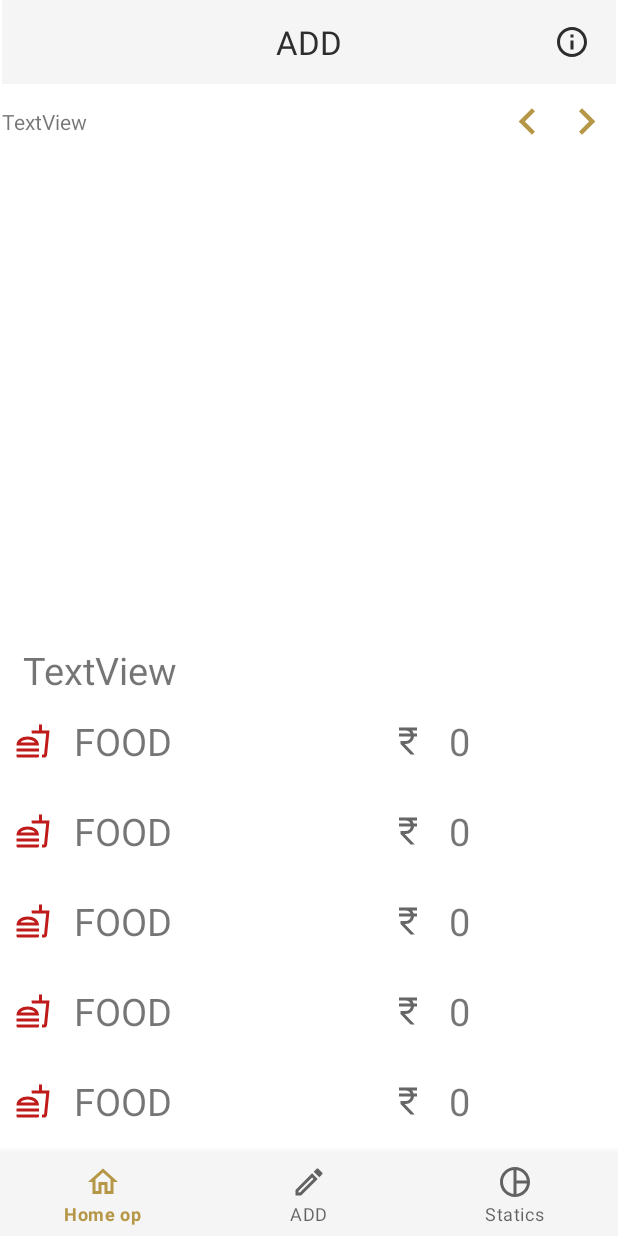
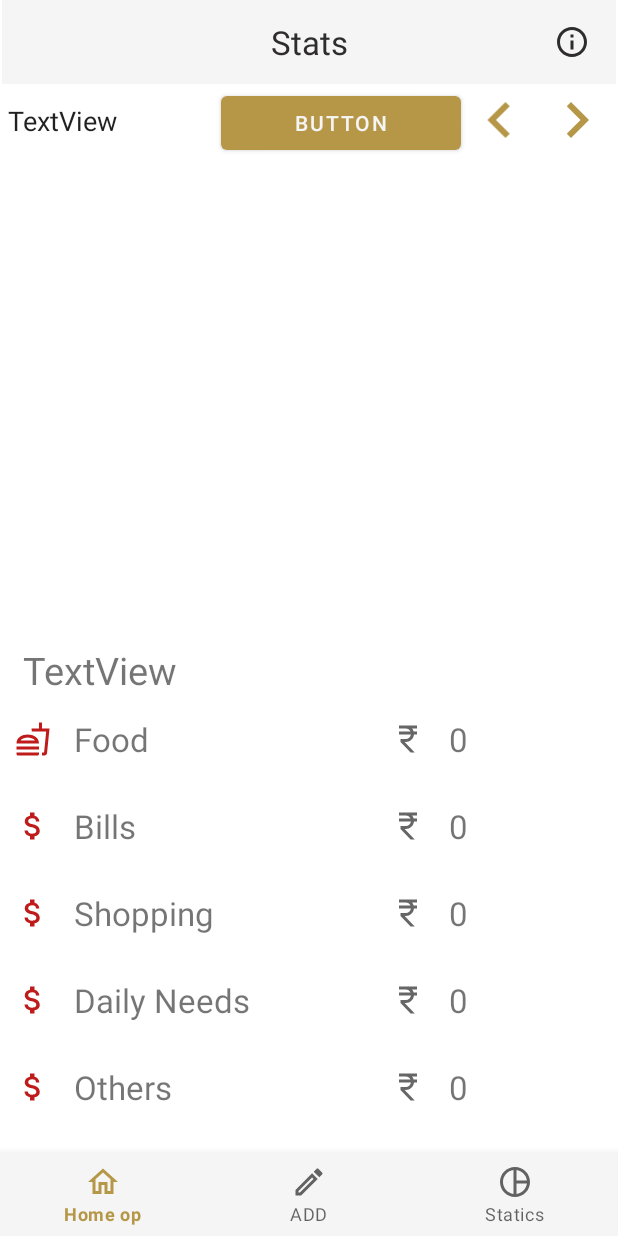
Before and after one commit to abhay-lodhi/Finanance, an Android app: the NotificationsFragment screen opened through its navigation route, after a tap on an icon or button, on a phone screen of 412 x 824 dp. Run offline under Robolectric (Android 15) with nearby library versions, the phone set to English and light mode, and no system bars; our stand-ins replace navigation-ui.

Commit message:
stats fragment_8/4/22

```diff
--- a/app/src/main/java/com/example/finanance/DB/DBHandler.kt
+++ b/app/src/main/java/com/example/finanance/DB/DBHandler.kt
@@ -104,7 +104,7 @@ class DBHandler(context: Context) :
      return success
     }
 
-fun getMonthData(dat: LocalDate): typeModelClass {
+fun getMonthData(dat: String): typeModelClass {
 val db= this.readableDatabase
     val stats: typeModelClass
     var cs: Cursor? = null
--- a/app/src/main/java/com/example/finanance/ui/notifications/NotificationsFragment.kt
+++ b/app/src/main/java/com/example/finanance/ui/notifications/NotificationsFragment.kt
@@ -1,36 +1,25 @@
 package com.example.finanance.ui.notifications
 
-import android.os.Build
+
 import android.os.Bundle
 import android.view.LayoutInflater
 import android.view.View
 import android.view.ViewGroup
-import android.widget.ImageView
-import android.widget.TextView
-import android.widget.Toast
-import androidx.annotation.RequiresApi
+import android.widget.*
 import androidx.fragment.app.Fragment
 import androidx.lifecycle.ViewModelProvider
 import com.example.finanance.DB.DBHandler
 import com.example.finanance.R
 import com.example.finanance.databinding.FragmentNotificationsBinding
-import java.time.LocalDate
-import java.time.format.DateTimeFormatter
+
 
 class NotificationsFragment : Fragment() {
 
     private var _binding: FragmentNotificationsBinding? = null
-//
 
-
-    @RequiresApi(Build.VERSION_CODES.O)
-    val current: LocalDate = LocalDate.now()
-
-    @RequiresApi(Build.VERSION_CODES.O)
-    val formatter: DateTimeFormatter = DateTimeFormatter.ofPattern("yyyy-MM-dd")
-    @RequiresApi(Build.VERSION_CODES.O)
-    var currentdate = LocalDate.parse(current.format(formatter).toString().dropLast(2)+"05", DateTimeFormatter.ISO_DATE)
-
+    val currdate = "2022-04-01"
+    var yearglob = Integer.parseInt(currdate[0].toString()+ currdate[1].toString()+currdate[2].toString()+currdate[3].toString())
+    var monthglob =Integer.parseInt(currdate[5].toString()+ currdate[6].toString())
 
     // This property is only valid between onCreateView and
     // onDestroyView.
@@ -52,31 +41,59 @@ class NotificationsFragment : Fragment() {
 
     }
 
-    @RequiresApi(Build.VERSION_CODES.O)
+    //@RequiresApi(Build.VERSION_CODES.O)
     override fun onViewCreated(view: View, savedInstanceState: Bundle?) {
         super.onViewCreated(view, savedInstanceState)
+
         val food= getView()?.findViewById<TextView>(R.id.foodtxtamt)
         val bills=getView()?.findViewById<TextView>(R.id.billstxtamt)
         val shopp=getView()?.findViewById<TextView>(R.id.shoppingtxtamt)
         val daily=getView()?.findViewById<TextView>(R.id.dailytxtamt)
         val others=getView()?.findViewById<TextView>(R.id.otherstxtamt)
-
+        val datelocal:String
+        if(monthglob<10){
+            datelocal= yearglob.toString()+"-0"+monthglob.toString()+"-01"
+        }else{
+            datelocal = yearglob.toString()+"-"+monthglob.toString()+"-01"
+        }
         val databaseHandler: DBHandler = DBHandler(requireActivity().baseContext)
-        val stats = databaseHandler.getMonthData(currentdate)
+        val stats = databaseHandler.getMonthData(datelocal)
 
 
 
+        if(stats.FOOD==null){
+            food?.text ="0"
+        }else
             food?.text = stats.FOOD.toString()
+
+        if(stats.BILLS==null){
+            bills?.text = "0"
+        }else
             bills?.text = stats.BILLS.toString()
+
+        if(stats.SHOPPING==null){
+            shopp?.text ="0"
+        }else
             shopp?.text = stats.SHOPPING.toString()
+
+        if(stats.Daily==null){
+            daily?.text ="0"
+        }else
             daily?.text = stats.Daily.toString()
+
+        if(stats.OTHERS==null){
+            others?.text = "0"
+        }else
             others?.text = stats.OTHERS.toString()
 
-
-
+        val searchmonth = getView()?.findViewById<EditText>(R.id.search)
+        val enter= getView()?.findViewById<Button>(R.id.enter)
         val left = getView()?.findViewById<ImageView>(R.id.left_icon)
         val right = getView()?.findViewById<ImageView>(R.id.right_icon)
 
+        enter?.setOnClickListener{ view ->
+            search()
+        }
         left?.setOnClickListener{ view ->
            before()
         }
@@ -84,7 +101,67 @@ class NotificationsFragment : Fragment() {
             next()
         }
     }
-    @RequiresApi(Build.VERSION_CODES.O)
+
+    fun search(){
+       val searchmonth= getView()?.findViewById<EditText>(R.id.search)
+        val food= getView()?.findViewById<TextView>(R.id.foodtxtamt)
+        val bills=getView()?.findViewById<TextView>(R.id.billstxtamt)
+        val shopp=getView()?.findViewById<TextView>(R.id.shoppingtxtamt)
+        val daily=getView()?.findViewById<TextView>(R.id.dailytxtamt)
+        val others=getView()?.findViewById<TextView>(R.id.otherstxtamt)
+
+        val months= mapOf("Jan" to "01","Feb" to "02","Mar" to "03","Apr" to "04","May" to "05","Jun" to "06","Jul" to "07","Aug" to "08","Sep" to "09","Oct" to "10","Nov" to "11","Dec" to "12")
+        val monthyear: CharArray = searchmonth?.text.toString().trim().toCharArray()
+        val size:Int= monthyear.size
+        val mon = monthyear[0].toString()+ monthyear[1].toString() +monthyear[2].toString()
+        val year = monthyear[size-4].toString()+ monthyear[size-3].toString()+monthyear[size-2].toString()+monthyear[size-1].toString()
+        val month = months[mon]
+        yearglob=Integer.parseInt(year)
+        monthglob= Integer.parseInt(month)
+
+        val databaseHandler: DBHandler = DBHandler(requireActivity().baseContext)
+        val stats = databaseHandler.getMonthData(year+"-"+month+"-01")
+
+        if(stats.FOOD==0&&stats.SHOPPING==0&&stats.BILLS==0&&stats.Daily==0&&stats.OTHERS==0){
+            Toast.makeText(
+                getActivity()?.getApplicationContext(),
+                "No Data To show",
+                Toast.LENGTH_LONG
+            ).show()
+        }else {
+            if(stats.FOOD==null){
+                food?.text ="0"
+            }else
+                food?.text = stats.FOOD.toString()
+
+            if(stats.BILLS==null){
+                bills?.text = "0"
+            }else
+                bills?.text = stats.BILLS.toString()
+
+            if(stats.SHOPPING==null){
+                shopp?.text ="0"
+            }else
+                shopp?.text = stats.SHOPPING.toString()
+
+            if(stats.Daily==null){
+                daily?.text ="0"
+            }else
+                daily?.text = stats.Daily.toString()
+
+            if(stats.OTHERS==null){
+                others?.text = "0"
+            }else
+                others?.text = stats.OTHERS.toString()
+
+        }
+
+
+    }
+
+
+
+    //@RequiresApi(Build.VERSION_CODES.O)
     fun before(){
         val food= getView()?.findViewById<TextView>(R.id.foodtxtamt)
         val bills=getView()?.findViewById<TextView>(R.id.billstxtamt)
@@ -92,10 +169,22 @@ class NotificationsFragment : Fragment() {
         val daily=getView()?.findViewById<TextView>(R.id.dailytxtamt)
         val others=getView()?.findViewById<TextView>(R.id.otherstxtamt)
 
-       currentdate=currentdate.minusDays(30)
+        val datelocal:String
+        if(monthglob==1){
+            --yearglob
+            monthglob=12
+        }else{
+            --monthglob
+        }
+        if(monthglob<10){
+            datelocal= yearglob.toString()+"-0"+monthglob.toString()+"-01"
+        }else{
+            datelocal = yearglob.toString()+"-"+monthglob.toString()+"-01"
+        }
+      // currentdate=currentdate.minusDays(30)
 
         val databaseHandler: DBHandler = DBHandler(requireActivity().baseContext)
-        val stats = databaseHandler.getMonthData(currentdate)
+        val stats = databaseHandler.getMonthData(datelocal)
 
         if(stats.FOOD==0&&stats.SHOPPING==0&&stats.BILLS==0&&stats.Daily==0&&stats.OTHERS==0){
             Toast.makeText(
@@ -103,12 +192,37 @@ class NotificationsFragment : Fragment() {
                 "No Data To show",
                 Toast.LENGTH_LONG
             ).show()
-            currentdate=currentdate.plusDays(30)
+            if(monthglob==12){
+                ++yearglob
+                monthglob=1
+            }else{
+                ++monthglob
+            }
+            //currentdate=currentdate.plusDays(30)
         }else {
+            if(stats.FOOD==null){
+                food?.text ="0"
+            }else
                 food?.text = stats.FOOD.toString()
+
+            if(stats.BILLS==null){
+                bills?.text = "0"
+            }else
                 bills?.text = stats.BILLS.toString()
+
+            if(stats.SHOPPING==null){
+                shopp?.text ="0"
+            }else
                 shopp?.text = stats.SHOPPING.toString()
+
+            if(stats.Daily==null){
+                daily?.text ="0"
+            }else
                 daily?.text = stats.Daily.toString()
+
+            if(stats.OTHERS==null){
+                others?.text = "0"
+            }else
                 others?.text = stats.OTHERS.toString()
 
         }
@@ -118,18 +232,30 @@ class NotificationsFragment : Fragment() {
 //
 //    }
 
-    @RequiresApi(Build.VERSION_CODES.O)
+    //@RequiresApi(Build.VERSION_CODES.O)
     fun next(){
         val food= getView()?.findViewById<TextView>(R.id.foodtxtamt)
         val bills=getView()?.findViewById<TextView>(R.id.billstxtamt)
         val shopp=getView()?.findViewById<TextView>(R.id.shoppingtxtamt)
         val daily=getView()?.findViewById<TextView>(R.id.dailytxtamt)
         val others=getView()?.findViewById<TextView>(R.id.otherstxtamt)
+        val datelocal:String
+        if(monthglob==12){
+            ++yearglob
+            monthglob=1
+        }else{
+            ++monthglob
+        }
+        if(monthglob<10){
+        datelocal= yearglob.toString()+"-0"+monthglob.toString()+"-01"
+        }else{
+            datelocal = yearglob.toString()+"-"+monthglob.toString()+"-01"
+        }
 
-        currentdate=currentdate.plusDays(30)
+       // currentdate=currentdate.plusDays(30)
 
         val databaseHandler: DBHandler = DBHandler(requireActivity().baseContext)
-        val stats = databaseHandler.getMonthData(currentdate)
+        val stats = databaseHandler.getMonthData(datelocal)
 
         if(stats.FOOD==0&&stats.SHOPPING==0&&stats.BILLS==0&&stats.Daily==0&&stats.OTHERS==0){
             Toast.makeText(
@@ -137,12 +263,36 @@ class NotificationsFragment : Fragment() {
                 "No Data To show",
                 Toast.LENGTH_LONG
             ).show()
-            currentdate=currentdate.minusDays(30)
+            if(monthglob==1){
+                --yearglob
+                monthglob=12
+            }else{
+                --monthglob
+            }
         }else {
+            if(stats.FOOD==null){
+                food?.text ="0"
+            }else
             food?.text = stats.FOOD.toString()
+
+            if(stats.BILLS==null){
+                bills?.text = "0"
+            }else
             bills?.text = stats.BILLS.toString()
+
+            if(stats.SHOPPING==null){
+                shopp?.text ="0"
+            }else
             shopp?.text = stats.SHOPPING.toString()
+
+            if(stats.Daily==null){
+                daily?.text ="0"
+            }else
             daily?.text = stats.Daily.toString()
+
+            if(stats.OTHERS==null){
+                others?.text = "0"
+            }else
             others?.text = stats.OTHERS.toString()
 
         }
--- a/app/src/main/res/layout/dropdown_category.xml
+++ b/app/src/main/res/layout/dropdown_category.xml
@@ -4,5 +4,6 @@
     android:layout_width="match_parent"
     android:layout_height="wrap_content"
     android:padding="14dp"
+    android:drawableStart="@drawable/ic_outline_fastfood_24"
     android:textAppearance="?attr/textAppearanceSubtitle1"
     />
--- a/app/src/main/res/layout/fragment_notifications.xml
+++ b/app/src/main/res/layout/fragment_notifications.xml
@@ -10,56 +10,56 @@
     <TextView
         android:id="@+id/foodtext"
         android:layout_width="260dp"
-        android:layout_height="60dp"
+        android:layout_height="58dp"
         android:layout_weight="1"
-        android:drawableStart="@drawable/ic_outline_fastfood_24"
         android:drawablePadding="15dp"
         android:gravity="center_vertical"
-        android:paddingLeft="10dp"
-        android:text="FOOD          "
-        android:textSize="25dp"
+        android:paddingStart="10dp"
+        android:text="Food"
+        android:textSize="22sp"
+        app:drawableStartCompat ="@drawable/ic_outline_fastfood_24"
         app:layout_constraintBottom_toTopOf="@+id/billstext"
         app:layout_constraintStart_toStartOf="parent" />
 
     <TextView
         android:id="@+id/billstext"
         android:layout_width="260dp"
-        android:layout_height="60dp"
+        android:layout_height="58dp"
         android:layout_weight="1"
-        android:drawableStart="@drawable/ic_outline_fastfood_24"
+        app:drawableStartCompat ="@drawable/ic_outline_attach_money_24"
         android:drawablePadding="15dp"
         android:gravity="center_vertical"
-        android:paddingLeft="10dp"
-        android:text="FOOD"
-        android:textSize="25dp"
+        android:paddingStart="10dp"
+        android:text="Bills"
+        android:textSize="22sp"
         app:layout_constraintBottom_toTopOf="@+id/shoppingtext"
         app:layout_constraintStart_toStartOf="parent" />
 
     <TextView
         android:id="@+id/shoppingtext"
         android:layout_width="260dp"
-        android:layout_height="60dp"
+        android:layout_height="58dp"
         android:layout_weight="1"
-        android:drawableStart="@drawable/ic_outline_fastfood_24"
         android:drawablePadding="15dp"
         android:gravity="center_vertical"
-        android:paddingLeft="10dp"
-        android:text="FOOD"
-        android:textSize="25dp"
+        android:paddingStart="10dp"
+        android:text="Shopping"
+        android:textSize="22sp"
+        app:drawableStartCompat ="@drawable/ic_outline_attach_money_24"
         app:layout_constraintBottom_toTopOf="@+id/dailytext"
         app:layout_constraintStart_toStartOf="parent" />
 
     <TextView
         android:id="@+id/dailytext"
         android:layout_width="260dp"
-        android:layout_height="60dp"
+        android:layout_height="58dp"
         android:layout_weight="1"
-        android:drawableStart="@drawable/ic_outline_fastfood_24"
         android:drawablePadding="15dp"
         android:gravity="center_vertical"
-        android:paddingLeft="10dp"
-        android:text="FOOD"
-        android:textSize="25dp"
+        android:paddingStart="10dp"
+        android:text="Daily Needs"
+        android:textSize="22sp"
+        app:drawableStartCompat ="@drawable/ic_outline_attach_money_24"
         app:layout_constraintBottom_toTopOf="@+id/otherstext"
         app:layout_constraintStart_toStartOf="parent" />
 
@@ -67,15 +67,15 @@
     <TextView
         android:id="@+id/otherstext"
         android:layout_width="260dp"
-        android:layout_height="60dp"
+        android:layout_height="58dp"
         android:layout_weight="1"
-        android:drawableStart="@drawable/ic_outline_fastfood_24"
         android:drawablePadding="15dp"
         android:gravity="center_vertical"
-        android:paddingLeft="10dp"
-        android:text="FOOD"
-        android:textSize="25dp"
-        android:layout_marginBottom="60dp"
+        android:paddingStart="10dp"
+        android:text="Others"
+        android:textSize="22sp"
+        android:layout_marginBottom="70dp"
+        app:drawableStartCompat ="@drawable/ic_outline_attach_money_24"
         app:layout_constraintBottom_toBottomOf="parent"
         app:layout_constraintStart_toStartOf="parent" />
 
@@ -85,7 +85,7 @@
         android:layout_height="wrap_content"
         android:text="TextView"
         android:gravity="bottom"
-        android:textSize="25dp"
+        android:textSize="25sp"
         android:paddingLeft="15dp"
         app:layout_constraintBottom_toTopOf="@+id/foodtext"
         app:layout_constraintEnd_toEndOf="parent"
@@ -115,31 +115,47 @@
         app:layout_constraintTop_toBottomOf="@+id/toolbar">
 
 
-        <TextView
-            android:id="@+id/textView7"
+        <EditText
+            android:id="@+id/search"
             android:layout_width="wrap_content"
             android:layout_height="match_parent"
             android:gravity="center_vertical"
             android:layout_weight="18"
+            android:maxLines="1"
+            android:backgroundTint="@color/white"
             android:text="TextView" />
 
 
-        <ImageView
+        <Button
+            android:id="@+id/enter"
+            android:layout_width="wrap_content"
+            android:layout_height="wrap_content"
+            android:layout_weight="18"
+            android:text="Button" />
+
+        <androidx.constraintlayout.utils.widget.ImageFilterButton
             android:id="@+id/left_icon"
             android:layout_width="wrap_content"
-            android:layout_height="35dp"
+            android:layout_height="48dp"
             android:layout_weight="1"
-            android:layout_gravity="center"
+            android:backgroundTint="@color/white"
             android:clickable="true"
-            android:src="@drawable/ic_outline_chevron_left_24"/>
+            android:minWidth="48dp"
+            android:minHeight="48dp"
+            android:scaleType="fitCenter"
+            android:src="@drawable/ic_outline_chevron_left_24" />
 
-        <ImageView
+        <androidx.constraintlayout.utils.widget.ImageFilterButton
             android:id="@+id/right_icon"
             android:layout_width="wrap_content"
-            android:layout_height="35dp"
+            android:layout_height="48dp"
             android:layout_weight="1"
-            android:layout_gravity="center"
+            android:backgroundTint="@color/white"
             android:clickable="true"
+            android:minWidth="48dp"
+
+            android:minHeight="48dp"
+            android:scaleType="fitCenter"
             android:src="@drawable/ic_baseline_chevron_right_24" />
 
     </LinearLayout>
@@ -156,8 +172,8 @@
         <TextView
             android:layout_width="wrap_content"
             android:layout_height="wrap_content"
-            android:textSize="22dp"
-            android:text="ADD"
+            android:textSize="22sp"
+            android:text="Stats"
             android:layout_gravity="center"
             android:textColor="@color/black2"
             android:id="@+id/toolbar_title" />
@@ -174,26 +190,26 @@
     <TextView
         android:id="@+id/otherstxtamt"
         android:layout_width="0dp"
-        android:layout_height="60dp"
+        android:layout_height="58dp"
         android:text="othersamt"
         android:gravity="center_vertical"
-        android:drawableStart="@drawable/ic_outline_currency_rupee_24"
         android:drawablePadding="15dp"
-        android:textSize="25dp"
+        android:textSize="22sp"
         app:layout_constraintBottom_toBottomOf="parent"
         app:layout_constraintEnd_toEndOf="parent"
-        android:layout_marginBottom="60dp"
+        android:layout_marginBottom="70dp"
+        app:drawableStartCompat ="@drawable/ic_outline_currency_rupee_24"
         app:layout_constraintStart_toEndOf="@+id/otherstext" />
 
     <TextView
         android:id="@+id/dailytxtamt"
         android:layout_width="0dp"
-        android:layout_height="60dp"
+        android:layout_height="58dp"
         android:text="dailyamt"
         android:gravity="center_vertical"
-        android:drawableStart="@drawable/ic_outline_currency_rupee_24"
         android:drawablePadding="15dp"
-        android:textSize="25dp"
+        android:textSize="22sp"
+        app:drawableStartCompat ="@drawable/ic_outline_currency_rupee_24"
         app:layout_constraintBottom_toTopOf="@+id/otherstxtamt"
         app:layout_constraintEnd_toEndOf="parent"
         app:layout_constraintStart_toEndOf="@+id/dailytext" />
@@ -201,39 +217,40 @@
     <TextView
         android:id="@+id/shoppingtxtamt"
         android:layout_width="0dp"
-        android:layout_height="60dp"
+        android:layout_height="58dp"
         android:text="shoppingamt"
-        android:drawableStart="@drawable/ic_outline_currency_rupee_24"
         android:drawablePadding="15dp"
-        android:textSize="25dp"
+        android:textSize="22sp"
         app:layout_constraintBottom_toTopOf="@+id/dailytxtamt"
         app:layout_constraintEnd_toEndOf="parent"
         android:gravity="center_vertical"
+        app:drawableStartCompat ="@drawable/ic_outline_currency_rupee_24"
         app:layout_constraintStart_toEndOf="@+id/shoppingtext" />
 
     <TextView
         android:id="@+id/billstxtamt"
         android:layout_width="0dp"
-        android:layout_height="60dp"
+        android:layout_height="58dp"
         android:text="billsamt"
-        android:drawableStart="@drawable/ic_outline_currency_rupee_24"
         android:drawablePadding="15dp"
-        android:textSize="25dp"
+        android:textSize="22sp"
         app:layout_constraintBottom_toTopOf="@+id/shoppingtxtamt"
         app:layout_constraintEnd_toEndOf="parent"
         android:gravity="center_vertical"
+        app:drawableStartCompat ="@drawable/ic_outline_currency_rupee_24"
         app:layout_constraintStart_toEndOf="@+id/billstext" />
 
     <TextView
         android:id="@+id/foodtxtamt"
         android:layout_width="0dp"
-        android:layout_height="60dp"
-        android:drawableStart="@drawable/ic_outline_currency_rupee_24"
+        android:layout_height="58dp"
         android:drawablePadding="15dp"
-        android:textSize="25dp"
+        android:textSize="22sp"
+        android:text="foodamt"
+        android:gravity="center_vertical"
+        app:drawableStartCompat ="@drawable/ic_outline_currency_rupee_24"
         app:layout_constraintBottom_toTopOf="@+id/billstxtamt"
         app:layout_constraintEnd_toEndOf="parent"
-        android:text="foodamt"
-        android:gravity="center_vertical"
         app:layout_constraintStart_toEndOf="@+id/foodtext" />
+
 </androidx.constraintlayout.widget.ConstraintLayout>
--- a/app/src/main/res/values/strings.xml
+++ b/app/src/main/res/values/strings.xml
@@ -10,6 +10,7 @@
         <item>Daily Needs</item>
         <item>OTHERS</item>
     </string-array>
+
     <integer-array name="category_icons">
         <item>@drawable/ic_outline_currency_rupee_24</item>
         <item>@drawable/ic_baseline_chevron_right_24</item>
--- a/build.gradle
+++ b/build.gradle
@@ -1,7 +1,7 @@
 // Top-level build file where you can add configuration options common to all sub-projects/modules.
 plugins {
-    id 'com.android.application' version '7.1.2' apply false
-    id 'com.android.library' version '7.1.2' apply false
+    id 'com.android.application' version '7.1.3' apply false
+    id 'com.android.library' version '7.1.3' apply false
     id 'org.jetbrains.kotlin.android' version '1.6.10' apply false
 }
 
```
Lines whose indentation alone changed are shown as unchanged.
